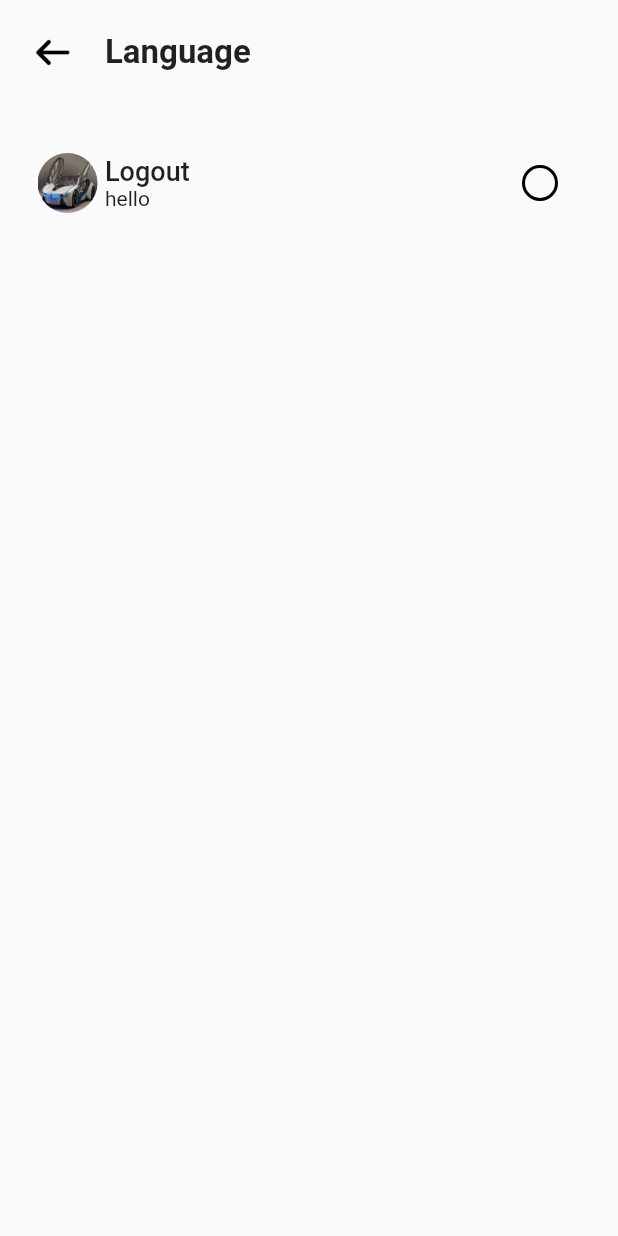
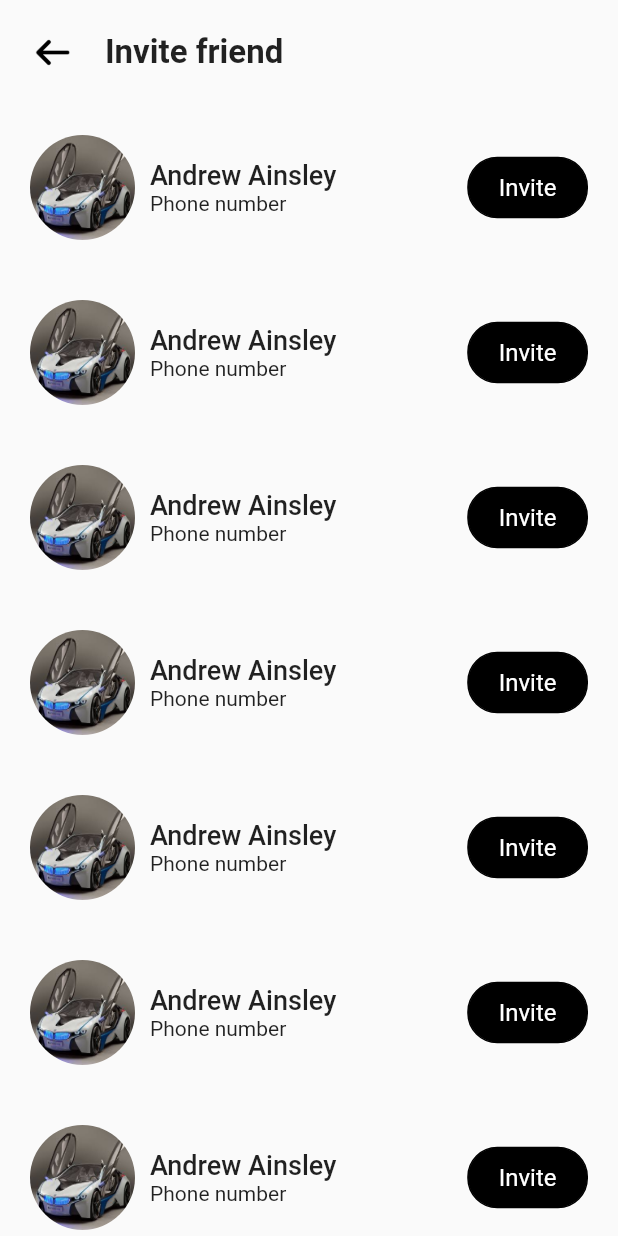
Before and after one commit to HaiDinh25/CarMarket, a Flutter app: the InviteFriendPage screen opened directly, on a phone screen of 412 x 824 dp. Run offline on Flutter 3.47's test engine with Material 2 defaults, Android fonts, the phone set to English and light mode, and no system bars.

Commit message:
21-7-2022

```diff
--- a/lib/login/login.dart
+++ b/lib/login/login.dart
@@ -15,9 +15,6 @@ class MyApp extends StatelessWidget {
     return const MaterialApp(
       title: _title,
       home: Scaffold(
-        // appBar: AppBar(
-        //   title: const Text(_title),
-        // ),
         body: MyHomePage(),
       ),
     );
--- a/lib/profile/editprofile.dart
+++ b/lib/profile/editprofile.dart
@@ -139,6 +139,7 @@ class _EditProfileState extends State<EditProfile> {
                   padding: const EdgeInsets.all(20),
                   child: TextField(
                     controller: phoneController,
+                    keyboardType: TextInputType.number,
                     decoration: InputDecoration(
                         hintText: 'Phone Number',
                         border: OutlineInputBorder(
--- a/lib/profile/invitefriend.dart
+++ b/lib/profile/invitefriend.dart
@@ -1,6 +1,4 @@
 import 'package:car_market/const/string.dart';
-
-import 'package:car_market/profile/profile.dart';
 import 'package:flutter/material.dart';
 
 class InviteFriendPage extends StatefulWidget {
@@ -25,6 +23,7 @@ class InviteFriend extends StatefulWidget {
 }
 
 class _InviteFriendState extends State<InviteFriend> {
+
   @override
   Widget build(BuildContext context) {
     return SafeArea(
@@ -45,7 +44,7 @@ class _InviteFriendState extends State<InviteFriend> {
               ),
               const Expanded(
                 child: Text(
-                  language,
+                  invitefriend,
                   style: TextStyle(fontSize: 22, fontWeight: FontWeight.bold),
                 ),
               ),
@@ -57,12 +56,52 @@ class _InviteFriendState extends State<InviteFriend> {
               children: <Widget>[
                 _itemMenu1(
                   icon: 'assets/images/bmwi8.jpg',
-                  title: logout,
-                  time: 'hello',
+                  title: name,
+                  time: phonenumber,
+                ),
+                _itemMenu1(
+                  icon: 'assets/images/bmwi8.jpg',
+                  title: name,
+                  time: phonenumber,
+                ),
+                _itemMenu1(
+                  icon: 'assets/images/bmwi8.jpg',
+                  title: name,
+                  time: phonenumber,
+                ),
+                _itemMenu1(
+                  icon: 'assets/images/bmwi8.jpg',
+                  title: name,
+                  time: phonenumber,
+                ),
+                _itemMenu1(
+                  icon: 'assets/images/bmwi8.jpg',
+                  title: name,
+                  time: phonenumber,
+                ),
+                _itemMenu1(
+                  icon: 'assets/images/bmwi8.jpg',
+                  title: name,
+                  time: phonenumber,
+                ),
+                _itemMenu1(
+                  icon: 'assets/images/bmwi8.jpg',
+                  title: name,
+                  time: phonenumber,
+                ),
+                _itemMenu1(
+                  icon: 'assets/images/bmwi8.jpg',
+                  title: name,
+                  time: phonenumber,
+                ),
+                _itemMenu1(
+                  icon: 'assets/images/bmwi8.jpg',
+                  title: name,
+                  time: phonenumber,
                 ),
               ],
             ),
-          ))
+          )),
         ],
       ),
     );
@@ -76,9 +115,9 @@ class _InviteFriendState extends State<InviteFriend> {
         child: Row(
           children: <Widget>[
             Container(
-              height: 50,
-              width: 50,
-              padding: const EdgeInsets.all(5),
+              height: 70,
+              width: 70,
+              padding: const EdgeInsets.all(0),
               decoration: const BoxDecoration(
                   borderRadius: BorderRadius.all(Radius.circular(100))),
               child: ClipRRect(
@@ -88,6 +127,9 @@ class _InviteFriendState extends State<InviteFriend> {
                   fit: BoxFit.fill,
                 ),
               ),
+            ),
+            const SizedBox(
+              width: 10,
             ),
             Expanded(
               child: Column(
@@ -103,23 +145,16 @@ class _InviteFriendState extends State<InviteFriend> {
               ),
             ),
             Container(
-              margin: const EdgeInsets.all(20),
-              alignment: Alignment.center,
-              height: 24,
-              width: 24,
+              padding: const EdgeInsets.fromLTRB(20, 10, 20, 10),
               decoration: BoxDecoration(
-                border: Border.all(
-                    width: 2),
-                shape: BoxShape.circle,
+                  border: Border.all(width: 1),
+                  borderRadius: const BorderRadius.all(Radius.circular(20)),
+                  color: Colors.black),
+              child: const Text(
+                'Invite',
+                style: TextStyle(fontSize: 16, color: Colors.white),
               ),
-              child: Container(
-                height: 16,
-                width: 16,
-                decoration: BoxDecoration(
-                  shape: BoxShape.circle,
-                ),
-              ),
-            ),
+            )
           ],
         ),
       ),
--- a/lib/profile/language.dart
+++ b/lib/profile/language.dart
@@ -1,5 +1,4 @@
 import 'package:car_market/const/string.dart';
-import 'package:car_market/profile/profile.dart';
 import 'package:flutter/material.dart';
 
 class LanguagePage extends StatefulWidget {
--- a/lib/wallet/seeallwallet.dart
+++ b/lib/wallet/seeallwallet.dart
@@ -1,6 +1,5 @@
 import 'package:car_market/const/string.dart';
 import 'package:car_market/home/topdealseeall.dart';
-import 'package:car_market/wallet/wallet.dart';
 import 'package:flutter/material.dart';
 
 class SeeAllWalletPage extends StatefulWidget {
@@ -229,8 +228,8 @@ class _SeeAllWalletState extends State<SeeAllWallet> {
         child: Row(
           children: <Widget>[
             Container(
-              height: 50,
-              width: 50,
+              height: 70,
+              width: 70,
               padding: const EdgeInsets.all(5),
               decoration: BoxDecoration(
                   color: Colors.blueGrey.shade100,
--- a/lib/wallet/wallet.dart
+++ b/lib/wallet/wallet.dart
@@ -285,8 +285,8 @@ class _WalletState extends State<Wallet> {
         child: Row(
           children: <Widget>[
             Container(
-              height: 50,
-              width: 50,
+              height: 70,
+              width: 70,
               padding: const EdgeInsets.all(5),
               decoration: BoxDecoration(
                   color: Colors.blueGrey.shade100,
```
Also changed, not shown: lib/profile/profile.dart (+88 -6 lines).
